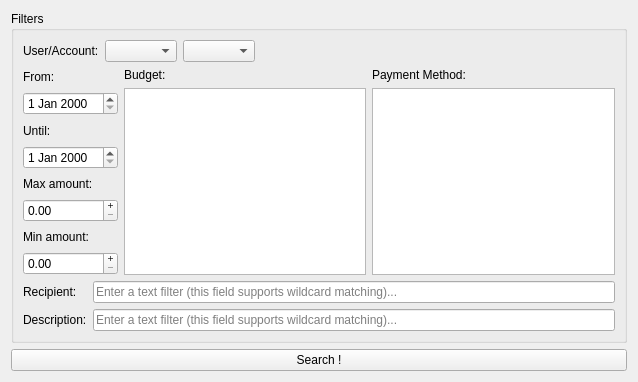
The window that picsou/ui/widgets/searchfilterform.ui (koromodako/picsou) describes before a commit, drawn with Qt 5.
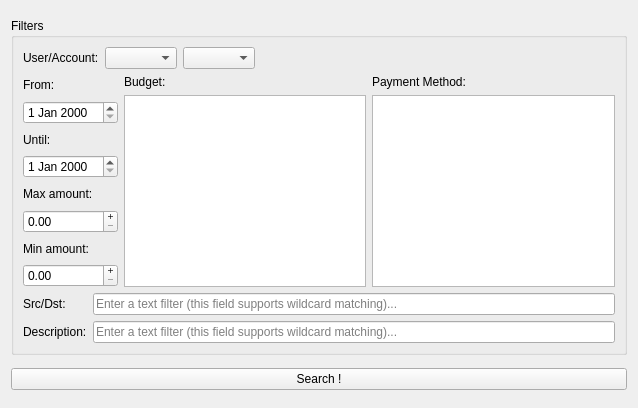
The same window after the commit.

Commit message: Fix remaining recipient in ui

Patch:
```diff
--- a/picsou/ui/widgets/searchfilterform.ui
+++ b/picsou/ui/widgets/searchfilterform.ui
@@ -7,7 +7,7 @@
     <x>0</x>
     <y>0</y>
     <width>638</width>
-    <height>382</height>
+    <height>408</height>
    </rect>
   </property>
   <property name="windowTitle">
@@ -174,7 +174,7 @@
         <item row="0" column="0">
          <widget class="QLabel" name="recipient_label">
           <property name="text">
-           <string>Recipient:</string>
+           <string>Src/Dst:</string>
           </property>
          </widget>
         </item>
```
The commit also changes 1 other file.
